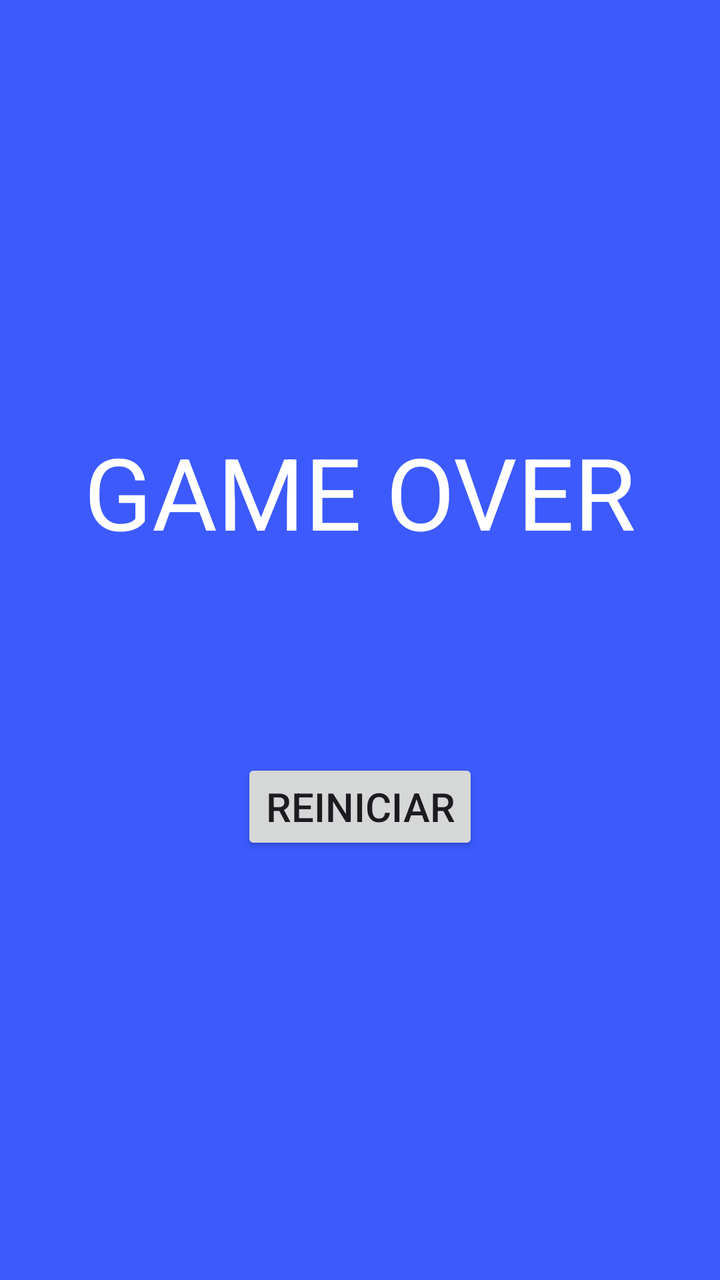
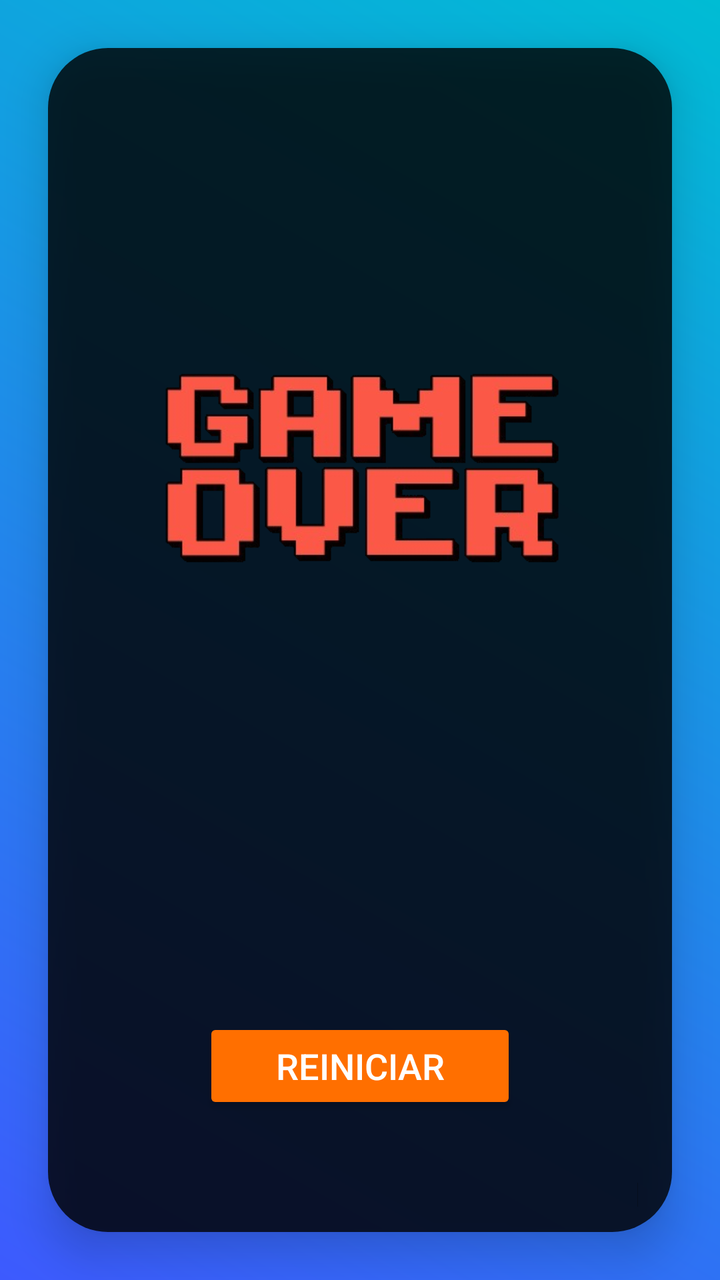

Two renders of the same Android screen: before a commit and after it. Below are the layout's source before the change and the commit's diff.
<!-- AndroidManifest.xml: application theme Theme.Flappy_Bird_proyecto -->
<!-- res/layout/activity_game_over.xml -->
<?xml version="1.0" encoding="utf-8"?>
<LinearLayout xmlns:android="http://schemas.android.com/apk/res/android"
    android:layout_width="match_parent"
    android:layout_height="match_parent"
    android:background="#3D5AFE"
    android:gravity="center"
    android:orientation="vertical">

    <TextView
        android:id="@+id/gameOverText"
        android:layout_width="wrap_content"
        android:layout_height="wrap_content"
        android:text="GAME OVER"
        android:textColor="#FFFFFFFF"
        android:textSize="50sp" />

    <TextView
        android:id="@+id/scoreText"
        android:layout_width="wrap_content"
        android:layout_height="wrap_content"
        android:layout_marginTop="20dp"
        android:textColor="#FFFFFFFF"
        android:textSize="30sp" />

    <Button
        android:id="@+id/btnReiniciar"
        android:layout_width="wrap_content"
        android:layout_height="wrap_content"
        android:layout_marginTop="40dp"
        android:onClick="restartGame"
        android:text="Reiniciar"
        android:textSize="20sp" />
</LinearLayout>
<!-- resources referenced by this layout -->
<resources>
  <style name="Theme.Flappy_Bird_proyecto" parent="Base.Theme.Flappy_Bird_proyecto" />
  <style name="Base.Theme.Flappy_Bird_proyecto" parent="Theme.Material3.DayNight.NoActionBar">
          
          
      </style>
</resources>

<!-- the commit's change to res/layout/activity_game_over.xml (unified diff, before → after) -->
@@ -1,33 +1,66 @@
 <?xml version="1.0" encoding="utf-8"?>
-<LinearLayout xmlns:android="http://schemas.android.com/apk/res/android"
+<RelativeLayout xmlns:android="http://schemas.android.com/apk/res/android"
+    xmlns:app="http://schemas.android.com/apk/res-auto"
     android:layout_width="match_parent"
     android:layout_height="match_parent"
-    android:background="#3D5AFE"
-    android:gravity="center"
-    android:orientation="vertical">
+    android:background="@drawable/bg_gradient">
 
-    <TextView
-        android:id="@+id/gameOverText"
-        android:layout_width="wrap_content"
-        android:layout_height="wrap_content"
-        android:text="GAME OVER"
-        android:textColor="#FFFFFFFF"
-        android:textSize="50sp" />
+    <LinearLayout
+        android:layout_width="match_parent"
+        android:layout_height="match_parent"
+        android:layout_alignParentTop="true"
+        android:layout_alignParentEnd="true"
+        android:layout_centerVertical="true"
+        android:layout_margin="24dp"
+        android:layout_marginStart="24dp"
+        android:layout_marginTop="258dp"
+        android:layout_marginEnd="27dp"
+        android:layout_marginBottom="24dp"
+        android:background="@drawable/card_background"
+        android:elevation="12dp"
+        android:gravity="center"
+        android:orientation="vertical"
+        android:padding="32dp">
 
-    <TextView
-        android:id="@+id/scoreText"
-        android:layout_width="wrap_content"
-        android:layout_height="wrap_content"
-        android:layout_marginTop="20dp"
-        android:textColor="#FFFFFFFF"
-        android:textSize="30sp" />
+        <ImageView
+            android:id="@+id/imageView4"
+            android:layout_width="match_parent"
+            android:layout_height="wrap_content"
+            app:srcCompat="@drawable/game_over_1" />
 
-    <Button
-        android:id="@+id/btnReiniciar"
-        android:layout_width="wrap_content"
-        android:layout_height="wrap_content"
-        android:layout_marginTop="40dp"
-        android:onClick="restartGame"
-        android:text="Reiniciar"
-        android:textSize="20sp" />
-</LinearLayout>
+        
+        <TextView
+            android:id="@+id/puntuacion"
+            android:layout_width="wrap_content"
+            android:layout_height="wrap_content"
+            android:layout_marginTop="16dp"
+            android:fontFamily="sans-serif"
+            android:textColor="@android:color/white"
+            android:textSize="26sp" />
+
+        
+        <TextView
+            android:id="@+id/nivel"
+            android:layout_width="wrap_content"
+            android:layout_height="wrap_content"
+            android:layout_marginTop="8dp"
+            android:fontFamily="sans-serif"
+            android:textColor="@android:color/white"
+            android:textSize="26sp" />
+
+        
+        <Button
+            android:id="@+id/btnReiniciar"
+            android:layout_width="wrap_content"
+            android:layout_height="wrap_content"
+            android:layout_marginTop="32dp"
+            android:backgroundTint="#FF6F00"
+            android:elevation="6dp"
+            android:paddingLeft="36dp"
+            android:paddingRight="36dp"
+            android:text="Reiniciar"
+            android:textColor="@android:color/white"
+            android:textSize="18sp" />
+    </LinearLayout>
+
+</RelativeLayout>
<!-- resource entries referenced after the edit -->
@@ -1,5 +1,22 @@
 <!-- resources referenced by this layout -->
 <resources>
+  <!-- drawable bg_gradient (drawable) -->
+  <?xml version="1.0" encoding="utf-8"?>
+  <shape xmlns:android="http://schemas.android.com/apk/res/android"
+      android:shape="rectangle">
+      <gradient
+          android:angle="45"
+          android:startColor="#3D5AFE"
+          android:endColor="#00BCD4"
+          android:type="linear" />
+  </shape>
+  <!-- drawable card_background (drawable) -->
+  <shape xmlns:android="http://schemas.android.com/apk/res/android"
+      android:shape="rectangle">
+      <solid android:color="#CC000000" />
+      <corners android:radius="30dp" />
+  </shape>
+  <!-- drawable game_over_1: png bitmap (drawable, 67593 bytes) -->
   <style name="Theme.Flappy_Bird_proyecto" parent="Base.Theme.Flappy_Bird_proyecto" />
   <style name="Base.Theme.Flappy_Bird_proyecto" parent="Theme.Material3.DayNight.NoActionBar">
           
